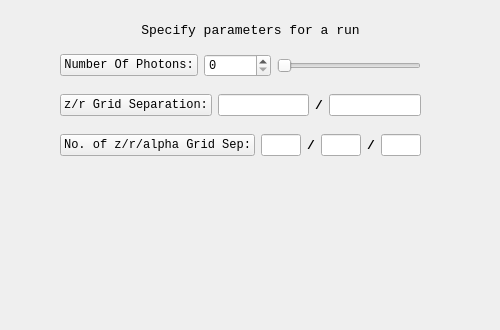
Qt form mainwidgets/confparas.ui (SimonCqk/Photon_Propagation_Simulation) before a commit.
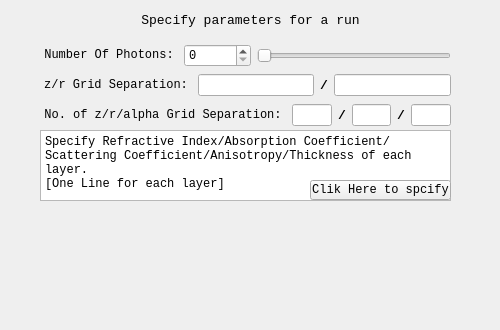
The same form after that commit.

Commit message:
add layer data dialog.
it seems get some problem with read layer data.

Patch:
```diff
--- a/mainwidgets/confparas.ui
+++ b/mainwidgets/confparas.ui
@@ -17,7 +17,7 @@
    <property name="geometry">
     <rect>
      <x>0</x>
-     <y>20</y>
+     <y>10</y>
      <width>501</width>
      <height>20</height>
     </rect>
@@ -38,9 +38,9 @@
   <widget class="QWidget" name="horizontalLayoutWidget">
    <property name="geometry">
     <rect>
-     <x>60</x>
-     <y>50</y>
-     <width>361</width>
+     <x>40</x>
+     <y>40</y>
+     <width>411</width>
      <height>31</height>
     </rect>
    </property>
@@ -55,6 +55,9 @@
       <property name="text">
        <string>Number Of Photons:</string>
       </property>
+      <property name="flat">
+       <bool>true</bool>
+      </property>
      </widget>
     </item>
     <item>
@@ -90,9 +93,9 @@
   <widget class="QWidget" name="horizontalLayoutWidget_2">
    <property name="geometry">
     <rect>
-     <x>60</x>
-     <y>90</y>
-     <width>361</width>
+     <x>40</x>
+     <y>70</y>
+     <width>411</width>
      <height>31</height>
     </rect>
    </property>
@@ -107,6 +110,9 @@
       <property name="text">
        <string>z/r Grid Separation:</string>
       </property>
+      <property name="flat">
+       <bool>true</bool>
+      </property>
      </widget>
     </item>
     <item>
@@ -147,9 +153,9 @@
   <widget class="QWidget" name="horizontalLayoutWidget_3">
    <property name="geometry">
     <rect>
-     <x>60</x>
-     <y>130</y>
-     <width>361</width>
+     <x>40</x>
+     <y>100</y>
+     <width>411</width>
      <height>31</height>
     </rect>
    </property>
@@ -162,7 +168,10 @@
        </font>
       </property>
       <property name="text">
-       <string>No. of z/r/alpha Grid Sep:</string>
+       <string>No. of z/r/alpha Grid Separation:</string>
+      </property>
+      <property name="flat">
+       <bool>true</bool>
       </property>
      </widget>
     </item>
@@ -225,11 +234,43 @@
     </item>
    </layout>
   </widget>
-  <zorder>label</zorder>
-  <zorder>horizontalLayoutWidget</zorder>
-  <zorder>label_2</zorder>
-  <zorder>horizontalLayoutWidget_2</zorder>
-  <zorder>horizontalLayoutWidget_3</zorder>
+  <widget class="QPlainTextEdit" name="plainTextEdit">
+   <property name="geometry">
+    <rect>
+     <x>40</x>
+     <y>130</y>
+     <width>411</width>
+     <height>71</height>
+    </rect>
+   </property>
+   <property name="font">
+    <font>
+     <family>Consolas</family>
+    </font>
+   </property>
+   <property name="plainText">
+    <string>Specify Refractive Index/Absorption Coefficient/Scattering Coefficient/Anisotropy/Thickness of each layer.
+[One Line for each layer]</string>
+   </property>
+  </widget>
+  <widget class="QPushButton" name="SpeLayerButton">
+   <property name="geometry">
+    <rect>
+     <x>310</x>
+     <y>180</y>
+     <width>141</width>
+     <height>20</height>
+    </rect>
+   </property>
+   <property name="font">
+    <font>
+     <family>Consolas</family>
+    </font>
+   </property>
+   <property name="text">
+    <string>Clik Here to spcify</string>
+   </property>
+  </widget>
  </widget>
  <resources/>
  <connections>
```
Left out of the diff: 2 changed lines with no effect on the pictures. The commit also changes 3 other files.
